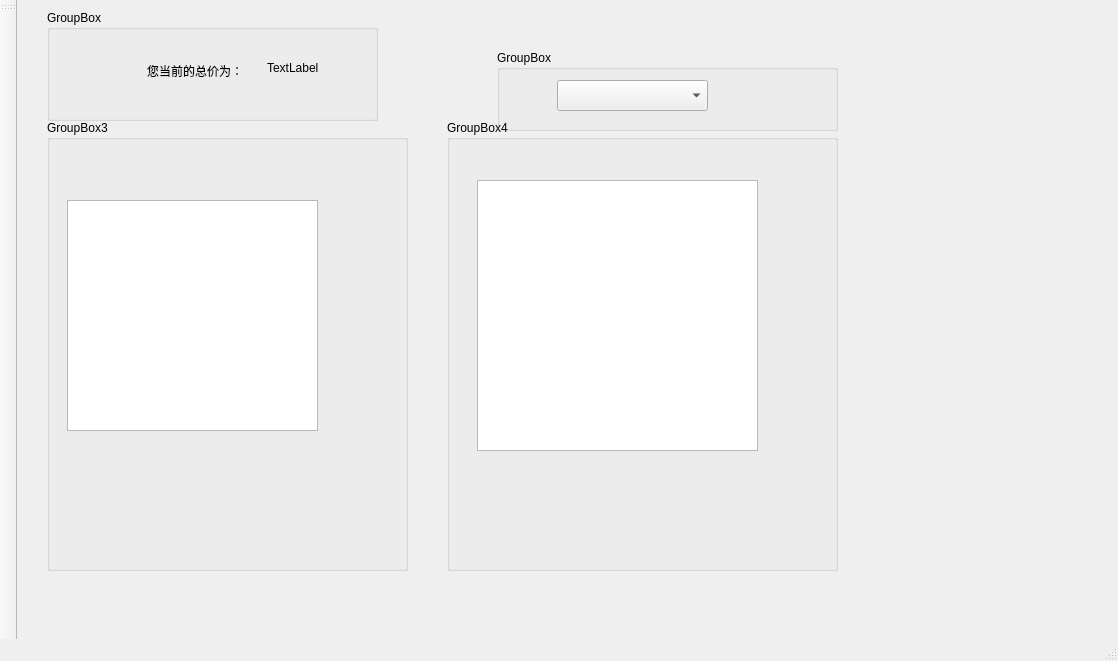
Above: Restaurant/order.ui from PG98/2017SepQt before the change. Below: the same form after it.
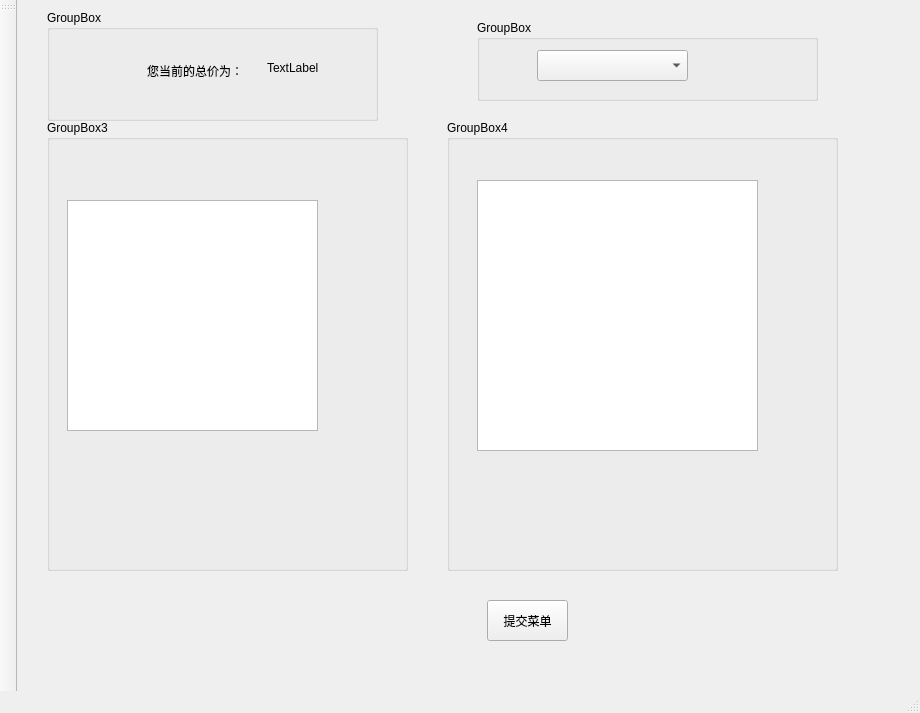
That is the form after the change. Icons and pictures are not drawn.

Diff of the .ui file:
```diff
--- a/Restaurant/order.ui
+++ b/Restaurant/order.ui
@@ -6,8 +6,8 @@
    <rect>
     <x>0</x>
     <y>0</y>
-    <width>1118</width>
-    <height>661</height>
+    <width>920</width>
+    <height>713</height>
    </rect>
   </property>
   <property name="windowTitle">
@@ -42,8 +42,8 @@
    <widget class="QGroupBox" name="typeBox">
     <property name="geometry">
      <rect>
-      <x>480</x>
-      <y>50</y>
+      <x>460</x>
+      <y>20</y>
       <width>341</width>
       <height>81</height>
      </rect>
@@ -170,6 +170,19 @@
      </property>
     </widget>
    </widget>
+   <widget class="QPushButton" name="submitBtn">
+    <property name="geometry">
+     <rect>
+      <x>470</x>
+      <y>600</y>
+      <width>81</width>
+      <height>41</height>
+     </rect>
+    </property>
+    <property name="text">
+     <string>提交菜单</string>
+    </property>
+   </widget>
   </widget>
   <widget class="QMenuBar" name="menubar">
    <property name="geometry">
```
Left out of the diff: 2 changed lines with no effect on the pictures.
